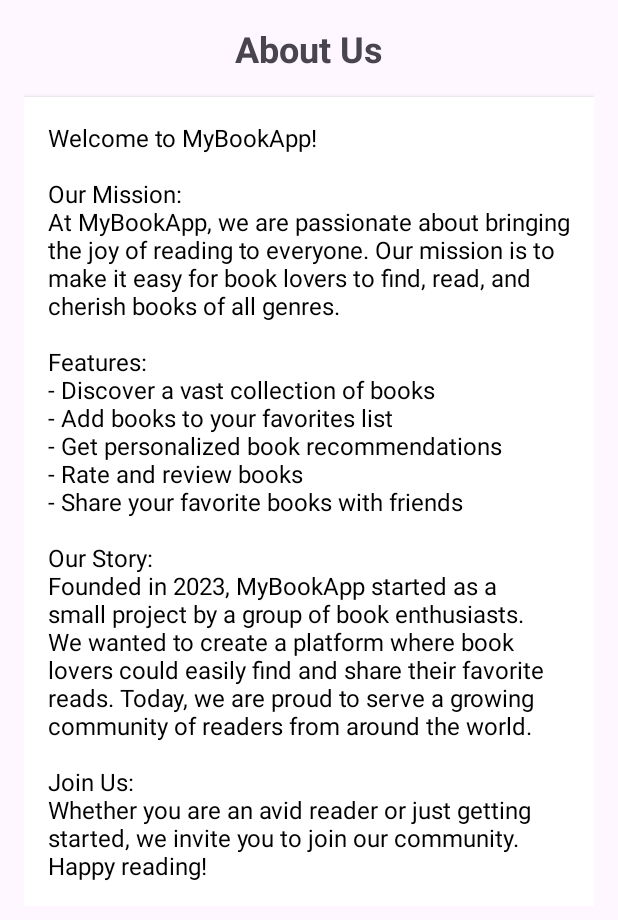
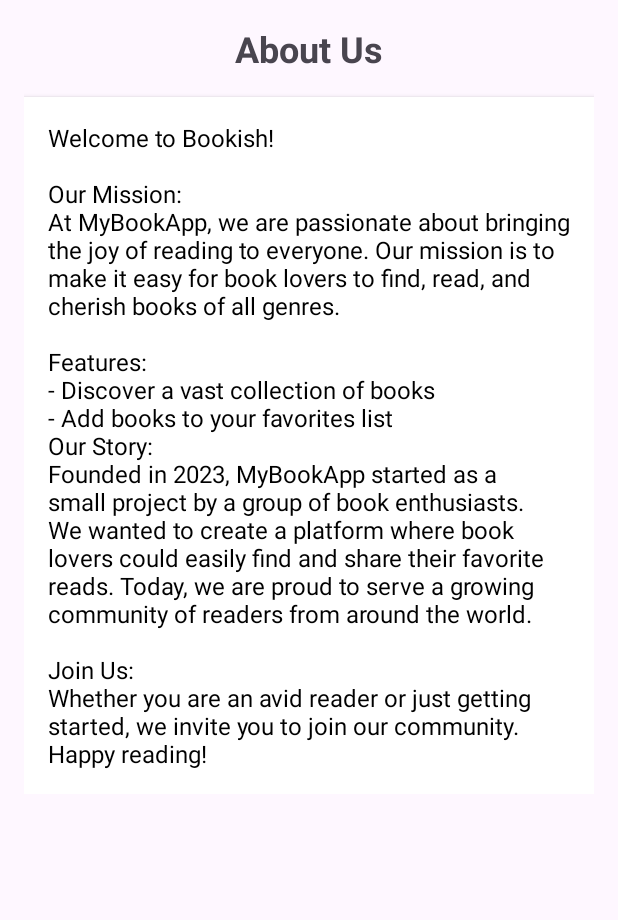
Before and after one commit to 8Martina8/bookish-android-app, an Android app: the AboutUsActivity screen opened directly, with no data from a screen before it, on a phone screen of 412 x 824 dp. Shown: the top 920 px of the screen. Run offline under Robolectric (Android 15) with nearby library versions, the phone set to English and light mode, and no system bars.

Commit message:
raw error fixed

```diff
--- a/app/src/main/java/com/example/bookish/AboutUsActivity.java
+++ b/app/src/main/java/com/example/bookish/AboutUsActivity.java
@@ -16,16 +16,13 @@
 
         // Set up the content text
         TextView descriptionTextView = findViewById(R.id.descriptionTextView);
-        String description = "Welcome to MyBookApp!\n\n" +
+        String description = "Welcome to Bookish!\n\n" +
                 "Our Mission:\n" +
                 "At MyBookApp, we are passionate about bringing the joy of reading to everyone. " +
                 "Our mission is to make it easy for book lovers to find, read, and cherish books of all genres.\n\n" +
                 "Features:\n" +
                 "- Discover a vast collection of books\n" +
                 "- Add books to your favorites list\n" +
-                "- Get personalized book recommendations\n" +
-                "- Rate and review books\n" +
-                "- Share your favorite books with friends\n\n" +
                 "Our Story:\n" +
                 "Founded in 2023, MyBookApp started as a small project by a group of book enthusiasts. " +
                 "We wanted to create a platform where book lovers could easily find and share their favorite reads. " +
--- a/app/src/main/java/com/example/bookish/favourite/MusicService.java
+++ b/app/src/main/java/com/example/bookish/favourite/MusicService.java
@@ -1,6 +1,5 @@
 package com.example.bookish.favourite;
 
-import static android.os.Build.VERSION_CODES.R;
 
 import android.app.Service;
 import android.content.Intent;
```
Also changed, not shown: 1 other file.
